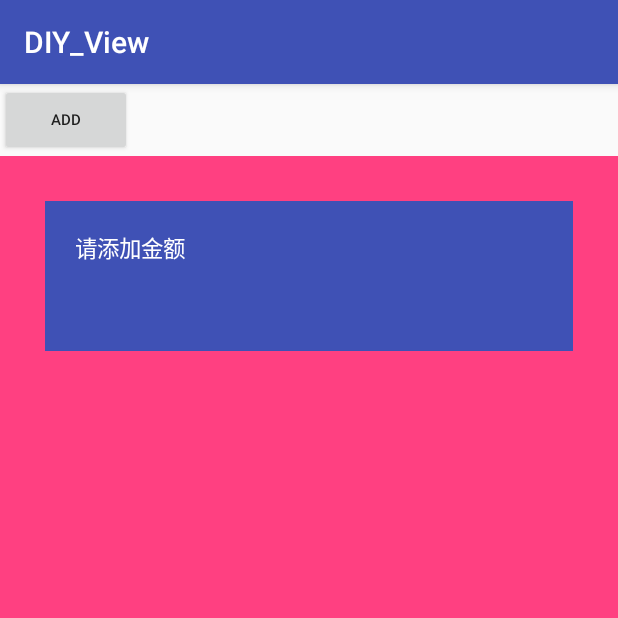
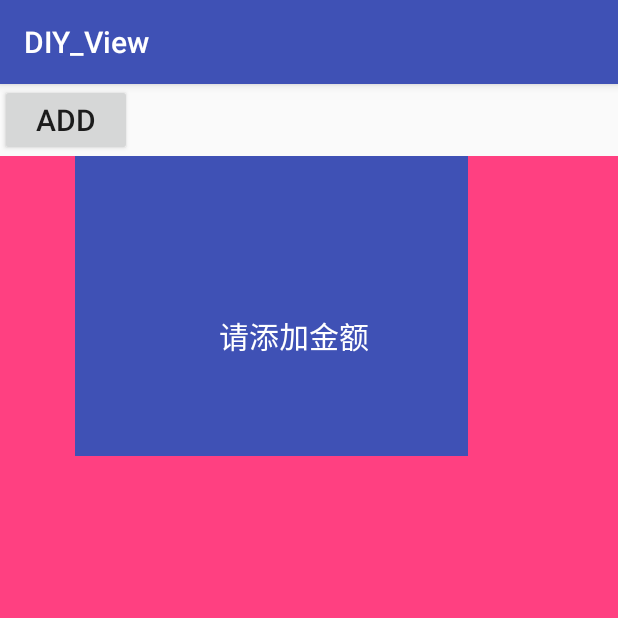
Before and after one commit to kishimotoindb/DIY_View, an Android app: the screen it shows after launch (MainActivity), on a phone screen of 412 x 824 dp, the top half of it. Run offline under Robolectric (Android 15) with nearby library versions, the phone set to English and light mode, and no system bars.

Commit message:
LabelWall完成

```diff
--- a/app/src/main/java/com/example/bear/diy_view/LabelWall.java
+++ b/app/src/main/java/com/example/bear/diy_view/LabelWall.java
@@ -76,8 +76,8 @@ public class LabelWall extends ViewGroup {
         mEmptyMsg = new TextView(getContext());
         mEmptyMsg.setText(ta.getString(R.styleable.LabelWall_emptyMsgText));
         mEmptyMsg.setTextColor(ta.getColor(R.styleable.LabelWall_emptyMsgTextColor, LABLE_EMPTY_MSG_TEXT_COLOR_DEFAULT));
-        float dimension = ta.getDimension(R.styleable.LabelWall_emptyMsgTextSize, LABLE_EMPTY_MSG_TEXT_SIZE_DEFAULT);
-        mEmptyMsg.setTextSize(dimension);
+        float textSize = ta.getDimension(R.styleable.LabelWall_emptyMsgTextSize, LABLE_EMPTY_MSG_TEXT_SIZE_DEFAULT);
+        mEmptyMsg.setTextSize(textSize / context.getResources().getDisplayMetrics().scaledDensity);
         mEmptyMsgOnLeftCorner = ta.getBoolean(R.styleable.LabelWall_emptyMsgOnLeftConner, LABLE_EMPTY_MSG_ON_LEFT_CONNER_DEFAULT);
         ta.recycle();
         mRowHeights = new ArrayList<>();
@@ -254,8 +254,7 @@ public class LabelWall extends ViewGroup {
                 ct = (b - t + getPaddingTop() - getPaddingBottom() - mEmptyMsg.getMeasuredHeight()) / 2;
                 cb = ct + mEmptyMsg.getMeasuredHeight();
             }
-            mEmptyMsg.layout(getPaddingLeft() + cl, getPaddingTop() + ct,
-                    getPaddingLeft() + cr, getPaddingTop() + cb);
+            mEmptyMsg.layout(cl, ct, cr, cb);
         }
     }
 
--- a/app/src/main/res/layout/activity_main.xml
+++ b/app/src/main/res/layout/activity_main.xml
@@ -9,26 +9,30 @@
         android:layout_width="wrap_content"
         android:layout_height="wrap_content"
         android:onClick="onClick"
-        android:textSize="10sp"
-        android:text="add"/>
+        android:text="add"
+        android:textSize="20sp"/>
 
     <android.support.v4.widget.NestedScrollView
         android:layout_width="match_parent"
         android:layout_height="match_parent"
         android:background="@color/colorAccent"
-        android:padding="30dp">
+        android:paddingLeft="50dp"
+        android:paddingRight="100dp">
 
         <com.example.bear.diy_view.LabelWall
             android:id="@+id/wall"
+            android:paddingBottom="10dp"
             android:layout_width="match_parent"
             android:layout_height="wrap_content"
             android:background="@color/colorPrimary"
-            android:minHeight="100dp"
-            android:padding="10dp"
-            bear:emptyMsgOnLeftConner="true"
+            android:minHeight="200dp"
+            android:paddingLeft="50dp"
+            android:paddingRight="20dp"
+            bear:emptyMsgOnLeftConner="false"
+            android:paddingTop="50dp"
             bear:emptyMsgText="请添加金额"
             bear:emptyMsgTextColor="@android:color/white"
-            bear:emptyMsgTextSize="10dp"
+            bear:emptyMsgTextSize="20sp"
             bear:labelHorizontalSpace="1dp"
             bear:labelVerticalSpace="1dp"/>
 
```
